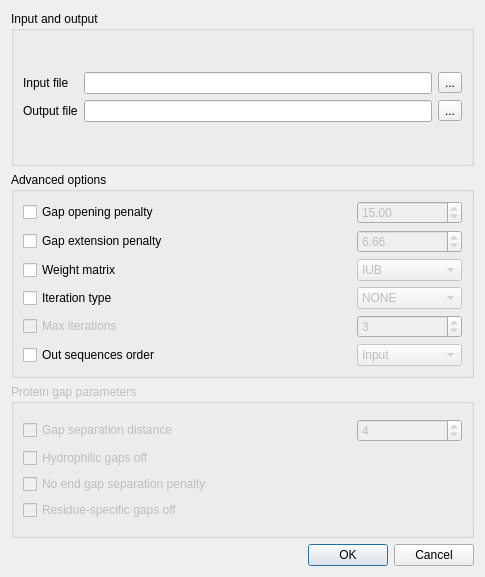
violethaze74/ugene, file src/plugins/external_tool_support/src/clustalw/ClustalWSupportRunDialog.ui: the form before one commit.
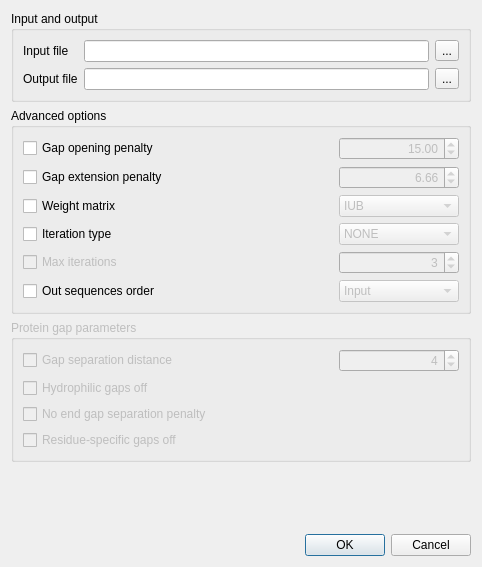
The form after the commit.

Commit message: UGENE-5184. Double show dialog Align with ClustalW

Patch:
```diff
--- a/src/plugins/external_tool_support/src/clustalw/ClustalWSupportRunDialog.ui
+++ b/src/plugins/external_tool_support/src/clustalw/ClustalWSupportRunDialog.ui
@@ -6,10 +6,16 @@
    <rect>
     <x>0</x>
     <y>0</y>
-    <width>485</width>
-    <height>577</height>
+    <width>482</width>
+    <height>567</height>
    </rect>
   </property>
+  <property name="sizePolicy">
+   <sizepolicy hsizetype="Preferred" vsizetype="MinimumExpanding">
+    <horstretch>0</horstretch>
+    <verstretch>0</verstretch>
+   </sizepolicy>
+  </property>
   <property name="minimumSize">
    <size>
     <width>400</width>
@@ -30,12 +36,21 @@
     <layout class="QVBoxLayout" name="verticalLayout">
      <item>
       <widget class="QGroupBox" name="inputGroupBox">
+       <property name="sizePolicy">
+        <sizepolicy hsizetype="Preferred" vsizetype="Minimum">
+         <horstretch>0</horstretch>
+         <verstretch>0</verstretch>
+        </sizepolicy>
+       </property>
        <property name="title">
         <string>Input and output</string>
        </property>
        <layout class="QGridLayout" name="gridLayout_10">
         <item row="0" column="0">
          <layout class="QGridLayout" name="gridLayout_9">
+          <property name="sizeConstraint">
+           <enum>QLayout::SetDefaultConstraint</enum>
+          </property>
           <item row="0" column="0">
            <widget class="QLabel" name="inputFileLabel">
             <property name="text">
@@ -119,10 +134,13 @@
               </property>
               <property name="minimumSize">
                <size>
-                <width>105</width>
+                <width>120</width>
                 <height>0</height>
                </size>
               </property>
+              <property name="alignment">
+               <set>Qt::AlignRight|Qt::AlignTrailing|Qt::AlignVCenter</set>
+              </property>
               <property name="maximum">
                <double>100.000000000000000</double>
               </property>
@@ -162,10 +180,16 @@
               </property>
               <property name="minimumSize">
                <size>
-                <width>105</width>
+                <width>120</width>
                 <height>0</height>
                </size>
               </property>
+              <property name="frame">
+               <bool>true</bool>
+              </property>
+              <property name="alignment">
+               <set>Qt::AlignRight|Qt::AlignTrailing|Qt::AlignVCenter</set>
+              </property>
               <property name="maximum">
                <double>10.000000000000000</double>
               </property>
@@ -203,12 +227,21 @@
               <property name="enabled">
                <bool>false</bool>
               </property>
+              <property name="sizePolicy">
+               <sizepolicy hsizetype="Minimum" vsizetype="Fixed">
+                <horstretch>0</horstretch>
+                <verstretch>0</verstretch>
+               </sizepolicy>
+              </property>
               <property name="minimumSize">
                <size>
-                <width>105</width>
+                <width>120</width>
                 <height>0</height>
                </size>
               </property>
+              <property name="styleSheet">
+               <string notr="true"/>
+              </property>
               <item>
                <property name="text">
                 <string>IUB</string>
@@ -250,9 +283,15 @@
               <property name="enabled">
                <bool>false</bool>
               </property>
+              <property name="sizePolicy">
+               <sizepolicy hsizetype="Minimum" vsizetype="Fixed">
+                <horstretch>0</horstretch>
+                <verstretch>0</verstretch>
+               </sizepolicy>
+              </property>
               <property name="minimumSize">
                <size>
-                <width>105</width>
+                <width>120</width>
                 <height>0</height>
                </size>
               </property>
@@ -310,10 +349,13 @@
               </property>
               <property name="minimumSize">
                <size>
-                <width>105</width>
+                <width>120</width>
                 <height>0</height>
                </size>
               </property>
+              <property name="alignment">
+               <set>Qt::AlignRight|Qt::AlignTrailing|Qt::AlignVCenter</set>
+              </property>
               <property name="minimum">
                <number>1</number>
               </property>
@@ -354,9 +396,15 @@
               <property name="enabled">
                <bool>false</bool>
               </property>
+              <property name="sizePolicy">
+               <sizepolicy hsizetype="Minimum" vsizetype="Fixed">
+                <horstretch>0</horstretch>
+                <verstretch>0</verstretch>
+               </sizepolicy>
+              </property>
               <property name="minimumSize">
                <size>
-                <width>105</width>
+                <width>120</width>
                 <height>0</height>
                </size>
               </property>
@@ -419,10 +467,13 @@
               </property>
               <property name="minimumSize">
                <size>
-                <width>105</width>
+                <width>120</width>
                 <height>0</height>
                </size>
               </property>
+              <property name="alignment">
+               <set>Qt::AlignRight|Qt::AlignTrailing|Qt::AlignVCenter</set>
+              </property>
               <property name="minimum">
                <number>1</number>
               </property>
@@ -464,6 +515,19 @@
      </item>
     </layout>
    </item>
+   <item>
+    <spacer name="verticalSpacer">
+     <property name="orientation">
+      <enum>Qt::Vertical</enum>
+     </property>
+     <property name="sizeHint" stdset="0">
+      <size>
+       <width>20</width>
+       <height>0</height>
+      </size>
+     </property>
+    </spacer>
+   </item>
    <item>
     <widget class="QDialogButtonBox" name="buttonBox">
      <property name="standardButtons">
```
